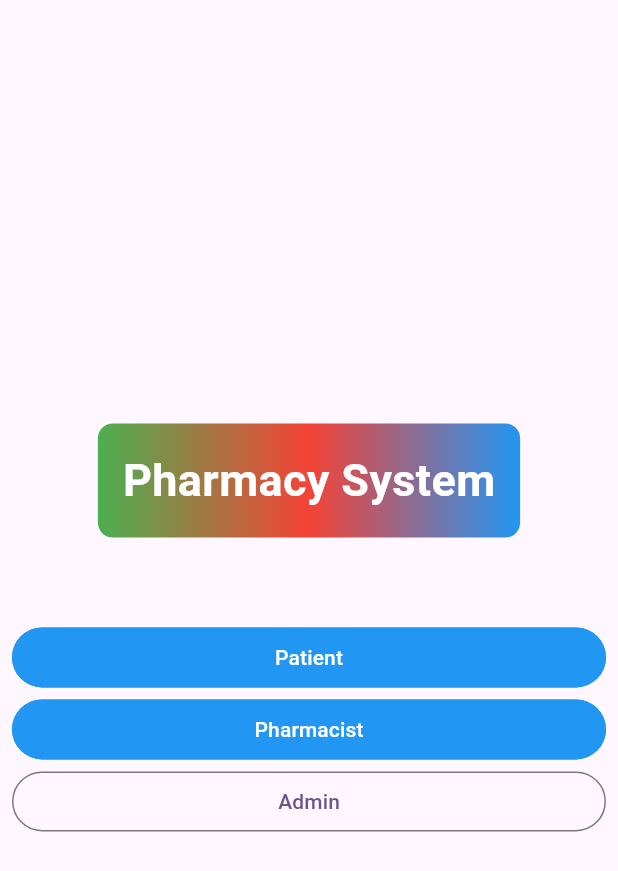
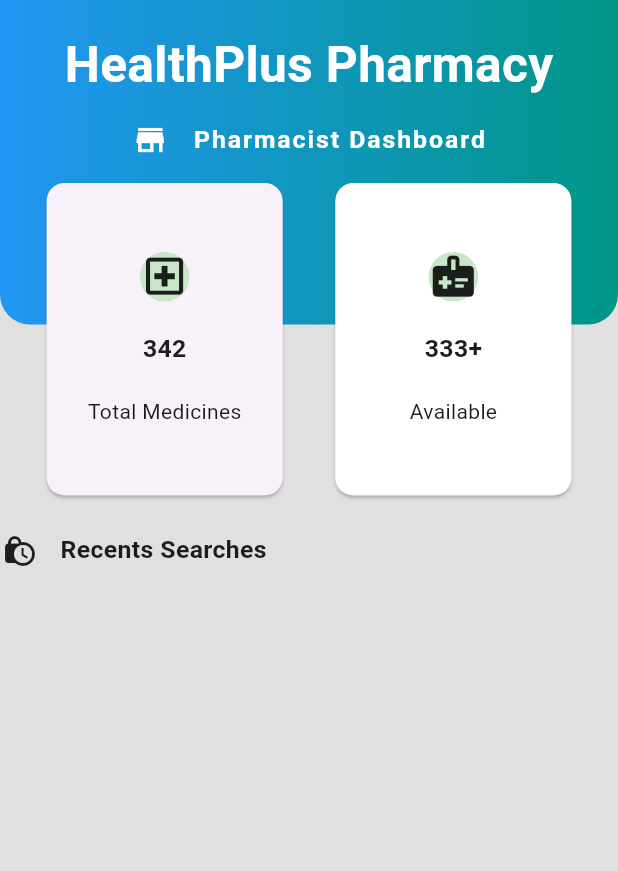
Before and after one commit to afidhu/medicine_locaton_for_pharmacies, a Flutter app: the screen it shows after launch, after a tap on "Admin", on a phone screen of 412 x 824 dp. Shown: the top 871 px of the screen. Run offline on Flutter 3.47's test engine with Material 3 defaults, Android fonts, the phone set to English and light mode, and no system bars; our stand-ins replace equatable, flutter_screenutil, get, google_maps_flutter; missing offline and left inert: dart:ffi.

Commit message:
admin_home_screen

```diff
--- a/medicine_locator_for_pharmacies/lib/core/screens/custom_ui/pharmacy_admin_top_parts.dart
+++ b/medicine_locator_for_pharmacies/lib/core/screens/custom_ui/pharmacy_admin_top_parts.dart
@@ -0,0 +1,65 @@
+
+import 'package:flutter/material.dart';
+import 'package:flutter_screenutil/flutter_screenutil.dart';
+
+import 'container_card.dart';
+import 'counts_cards.dart';
+
+
+class PharmacyAdminTopPartsData{
+  final String text1;
+  final String text2;
+  final String text3;
+  final IconData icon1;
+  final IconData icon2;
+  final IconData icon3;
+  final int counts1;
+  final int counts2;
+
+  PharmacyAdminTopPartsData({required this.text1, required this.text2, required this.text3, required this.icon1, required this.icon2, required this.icon3, required this.counts1, required this.counts2});
+
+
+}
+
+
+Widget pharmacyAdminTopParts(PharmacyAdminTopPartsData pharmacyAdminTopPartsData){
+
+  return SliverToBoxAdapter(
+      child:  SizedBox(
+        height: 180.h,
+        width: double.infinity,
+        child: Stack(
+          fit: StackFit.loose,
+          children: [
+            ContainerCard(containerHeight:110,),
+            Positioned(
+                top: 10.h,
+                left: 0,
+                right: 0,
+                child: Column(
+                  mainAxisAlignment: MainAxisAlignment.center,
+                  spacing: 9.sp,
+                  crossAxisAlignment: CrossAxisAlignment.center,
+                  // mainAxisAlignment: MainAxisAlignment.spaceBetween,
+                  children: [
+
+                    Text(pharmacyAdminTopPartsData.text1,style: TextStyle(fontSize: 20.sp, fontWeight: FontWeight.bold,color: Colors.white),),
+                    Row(
+                      crossAxisAlignment: CrossAxisAlignment.center,
+                      mainAxisAlignment: MainAxisAlignment.center,
+                      children: [
+                        Icon(pharmacyAdminTopPartsData.icon1,color: Colors.white,),
+                        SizedBox(width: 10.w,),
+                        Text(pharmacyAdminTopPartsData.text2,style: TextStyle(letterSpacing: 1.3,fontSize: 10.sp, fontWeight: FontWeight.bold,color: Colors.white),),
+                      ],
+                    )
+                  ],
+                )
+            ),
+            CountsCards(icon:pharmacyAdminTopPartsData.icon2, counts:pharmacyAdminTopPartsData.counts1 , text: pharmacyAdminTopPartsData.text3, icon2:pharmacyAdminTopPartsData.icon3, counts2: pharmacyAdminTopPartsData.counts2, text2: 'Available',positionedTop: 60,),
+          ],
+        ),
+      )
+
+  );
+}
--- a/medicine_locator_for_pharmacies/lib/core/screens/splash_screen.dart
+++ b/medicine_locator_for_pharmacies/lib/core/screens/splash_screen.dart
@@ -4,6 +4,7 @@ import 'package:flutter_screenutil/flutter_screenutil.dart';
 import 'package:get/get.dart';
 import 'package:get/get_core/src/get_main.dart';
 
+import '../../features/admin/presentation/screens/admin_home_screen.dart';
 import '../../features/auths/presentation/screens/login_screen.dart';
 import 'home_screen.dart';
 
@@ -46,7 +47,13 @@ class SplashScreen extends StatelessWidget {
                     side: BorderSide(color: Colors.blue),
                     backgroundColor: Colors.blue
                 ), child: Text('Pharmacist',style: TextStyle(color: Colors.white))),
-                OutlinedButton(onPressed: (){}, child: Text('Admin')),
+                OutlinedButton(
+                  style: OutlinedButton.styleFrom(
+                      side: BorderSide(color: Colors.blue),
+                      backgroundColor: Colors.purpleAccent
+                  )
+                ,
+                    onPressed: (){Get.to(()=>AdminHomeScreen());}, child: Text('Admin')),
               ],
             ),
           )
--- a/medicine_locator_for_pharmacies/lib/features/admin/presentation/screens/admin_home_screen.dart
+++ b/medicine_locator_for_pharmacies/lib/features/admin/presentation/screens/admin_home_screen.dart
@@ -0,0 +1,56 @@
+
+
+import 'package:flutter/material.dart';
+import 'package:flutter_screenutil/flutter_screenutil.dart';
+import 'package:medicine_locator_for_pharmacies/core/screens/custom_ui/container_card.dart';
+import 'package:medicine_locator_for_pharmacies/core/screens/custom_ui/pharmacy_admin_top_parts.dart';
+
+import '../../../../core/screens/custom_ui/counts_cards.dart';
+
+class AdminHomeScreen extends StatefulWidget {
+  const AdminHomeScreen({super.key});
+
+  @override
+  State<AdminHomeScreen> createState() => _AdminHomeScreenState();
+}
+
+class _AdminHomeScreenState extends State<AdminHomeScreen> {
+  @override
+  Widget build(BuildContext context) {
+    return Scaffold(
+      backgroundColor: Colors.grey[300],
+      body: SafeArea(
+          child:CustomScrollView(
+            slivers: [
+              pharmacyAdminTopParts( PharmacyAdminTopPartsData(
+                  text1: 'HealthPlus Pharmacy',
+                  text2: 'Pharmacist Dashboard',
+                  text3: 'Total Medicines',
+                  icon1: Icons.store,
+                  icon2: Icons.local_hospital_outlined,
+                  icon3: Icons.medical_information,
+                  counts1: 342,
+                  counts2: 333
+              )),
+
+              // InputSearchCard()
+              SliverPadding(padding: EdgeInsets.all(0.8.sp),
+                sliver: SliverToBoxAdapter(
+                    child: Row(
+                      mainAxisAlignment: MainAxisAlignment.start,
+                      spacing: 9.sp,
+                      // mainAxisAlignment: MainAxisAlignment.spaceBetween,
+                      children: [
+                        Icon(Icons.lock_clock),
+                        Text('Recents Searches',style: TextStyle(fontSize: 10.sp, fontWeight: FontWeight.bold),),
+                      ],
+                    )
+                ),
+              ),
+
+            ],
+          ),
+      ),
+    );
+  }
+}
--- a/medicine_locator_for_pharmacies/lib/features/pharmacy/presentation/screens/custom_ui/pharmacy_top_cards.dart
+++ b/medicine_locator_for_pharmacies/lib/features/pharmacy/presentation/screens/custom_ui/pharmacy_top_cards.dart
@@ -1,52 +1,52 @@
-
-import 'package:flutter/material.dart';
-import 'package:flutter_screenutil/flutter_screenutil.dart';
-
-import '../../../../../core/screens/custom_ui/container_card.dart';
-import '../../../../../core/screens/custom_ui/counts_cards.dart';
-
-class PharmacyTopCards extends StatelessWidget {
-  const PharmacyTopCards({super.key});
-
-  @override
-  Widget build(BuildContext context) {
-    return SliverToBoxAdapter(
-        child:  SizedBox(
-          height: 180.h,
-          width: double.infinity,
-          child: Stack(
-            fit: StackFit.loose,
-            children: [
-              ContainerCard(containerHeight:110,),
-              Positioned(
-                  top: 10.h,
-                  left: 0,
-                  right: 0,
-                  child: Column(
-                    mainAxisAlignment: MainAxisAlignment.center,
-                    spacing: 9.sp,
-                    crossAxisAlignment: CrossAxisAlignment.center,
-                    // mainAxisAlignment: MainAxisAlignment.spaceBetween,
-                    children: [
-
-                      Text('HealthPlus Pharmacy',style: TextStyle(fontSize: 20.sp, fontWeight: FontWeight.bold,color: Colors.white),),
-                      Row(
-                        crossAxisAlignment: CrossAxisAlignment.center,
-                        mainAxisAlignment: MainAxisAlignment.center,
-                        children: [
-                          Icon(Icons.store,color: Colors.white,),
-                          SizedBox(width: 10.w,),
-                          Text('Pharmacist Dashboard',style: TextStyle(letterSpacing: 1.3,fontSize: 10.sp, fontWeight: FontWeight.bold,color: Colors.white),),
-                        ],
-                      )
-                    ],
-                  )
-              ),
-              CountsCards(icon: Icons.local_hospital_outlined, counts: 242, text: 'Total Medicines', icon2: Icons.medical_information, counts2: 24, text2: 'Available',positionedTop: 60,),
-            ],
-          ),
-        )
-
-    );
-  }
-}
+//
+// import 'package:flutter/material.dart';
+// import 'package:flutter_screenutil/flutter_screenutil.dart';
+//
+// import '../../../../../core/screens/custom_ui/container_card.dart';
+// import '../../../../../core/screens/custom_ui/counts_cards.dart';
+//
+// class PharmacyTopCards extends StatelessWidget {
+//   const PharmacyTopCards({super.key});
+//
+//   @override
+//   Widget build(BuildContext context) {
+//     return SliverToBoxAdapter(
+//         child:  SizedBox(
+//           height: 180.h,
+//           width: double.infinity,
+//           child: Stack(
+//             fit: StackFit.loose,
+//             children: [
+//               ContainerCard(containerHeight:110,),
+//               Positioned(
+//                   top: 10.h,
+//                   left: 0,
+//                   right: 0,
+//                   child: Column(
+//                     mainAxisAlignment: MainAxisAlignment.center,
+//                     spacing: 9.sp,
+//                     crossAxisAlignment: CrossAxisAlignment.center,
+//                     // mainAxisAlignment: MainAxisAlignment.spaceBetween,
+//                     children: [
+//
+//                       Text('HealthPlus Pharmacy',style: TextStyle(fontSize: 20.sp, fontWeight: FontWeight.bold,color: Colors.white),),
+//                       Row(
+//                         crossAxisAlignment: CrossAxisAlignment.center,
+//                         mainAxisAlignment: MainAxisAlignment.center,
+//                         children: [
+//                           Icon(Icons.store,color: Colors.white,),
+//                           SizedBox(width: 10.w,),
+//                           Text('Pharmacist Dashboard',style: TextStyle(letterSpacing: 1.3,fontSize: 10.sp, fontWeight: FontWeight.bold,color: Colors.white),),
+//                         ],
+//                       )
+//                     ],
+//                   )
+//               ),
+//               CountsCards(icon: Icons.local_hospital_outlined, counts: 242, text: 'Total Medicines', icon2: Icons.medical_information, counts2: 24, text2: 'Available',positionedTop: 60,),
+//             ],
+//           ),
+//         )
+//
+//     );
+//   }
+// }
--- a/medicine_locator_for_pharmacies/lib/features/pharmacy/presentation/screens/pharmacist_home.dart
+++ b/medicine_locator_for_pharmacies/lib/features/pharmacy/presentation/screens/pharmacist_home.dart
@@ -3,6 +3,7 @@ import 'package:flutter/cupertino.dart';
 import 'package:flutter/material.dart';
 import 'package:flutter_screenutil/flutter_screenutil.dart';
 import 'package:medicine_locator_for_pharmacies/core/screens/custom_ui/counts_cards.dart';
+import 'package:medicine_locator_for_pharmacies/core/screens/custom_ui/pharmacy_admin_top_parts.dart';
 
 import '../../../../core/screens/custom_ui/container_card.dart';
 import 'custom_ui/input_search_card.dart';
@@ -25,7 +26,16 @@ class _PharmacistHomeState extends State<PharmacistHome> {
           child: CustomScrollView(
             slivers: [
 
-              PharmacyTopCards(),
+              pharmacyAdminTopParts( PharmacyAdminTopPartsData(
+                  text1: 'HealthPlus Pharmacy',
+                  text2: 'Pharmacist Dashboard',
+                  text3: 'Total Medicines',
+                  icon1: Icons.store,
+                  icon2: Icons.local_hospital_outlined,
+                  icon3: Icons.medical_information,
+                  counts1: 342,
+                  counts2: 333
+              )),
 
               InputSearchCard(),
 
```
